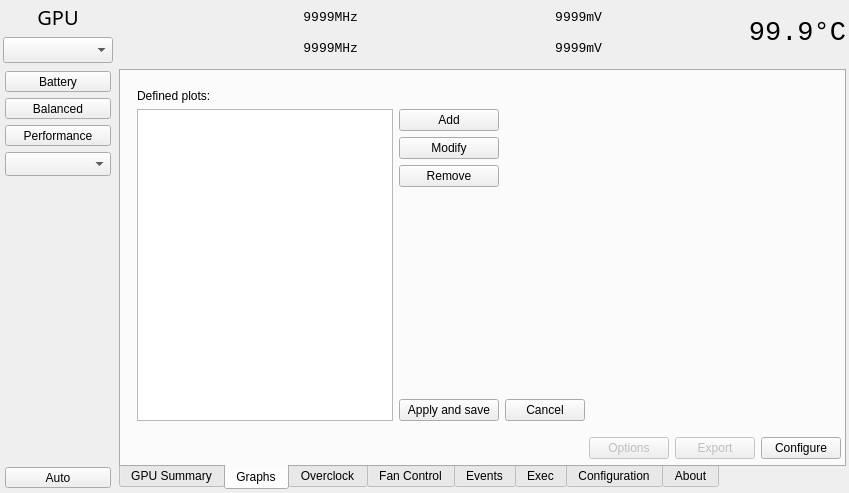
Old version of the form radeon-profile/radeon_profile.ui in the repository marazmista/radeon-profile.
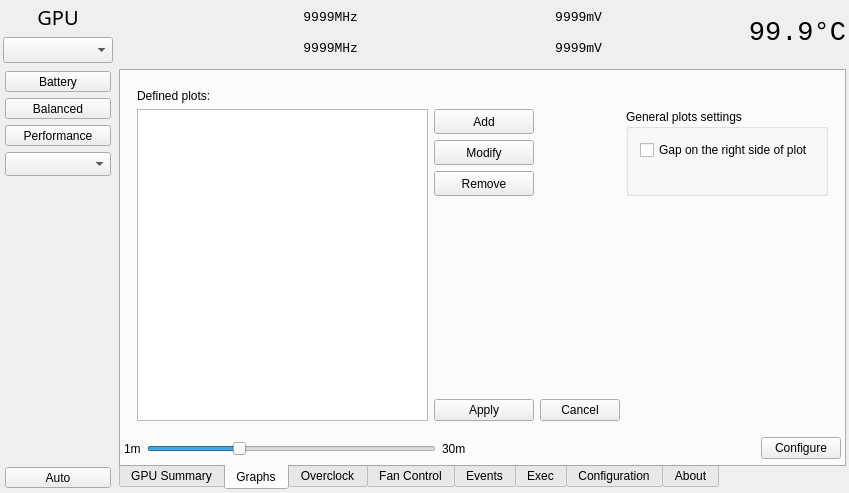
New version of the form. The open tabs and pages were chosen to show the change. Icons and pictures are not drawn.

Commit message: added timer range change and plots right gap

Diff of the .ui file:
```diff
--- a/radeon-profile/radeon_profile.ui
+++ b/radeon-profile/radeon_profile.ui
@@ -931,7 +931,7 @@
              <number>3</number>
             </property>
             <item>
-             <layout class="QGridLayout" name="gridLayout_6">
+             <layout class="QGridLayout" name="gridLayout_6" columnstretch="1,0,0,0">
               <property name="leftMargin">
                <number>10</number>
               </property>
@@ -1005,23 +1005,10 @@
                  </size>
                 </property>
                 <property name="text">
-                 <string>Apply and save</string>
+                 <string>Apply</string>
                 </property>
                </widget>
               </item>
-              <item row="4" column="3">
-               <spacer name="horizontalSpacer_8">
-                <property name="orientation">
-                 <enum>Qt::Horizontal</enum>
-                </property>
-                <property name="sizeHint" stdset="0">
-                 <size>
-                  <width>40</width>
-                  <height>20</height>
-                 </size>
-                </property>
-               </spacer>
-              </item>
               <item row="1" column="1">
                <widget class="QPushButton" name="btn_addPlotDefinition">
                 <property name="maximumSize">
@@ -1069,6 +1056,50 @@
                 </property>
                </widget>
               </item>
+              <item row="1" column="3" rowspan="3">
+               <widget class="QGroupBox" name="groupBox">
+                <property name="title">
+                 <string>General plots settings</string>
+                </property>
+                <layout class="QVBoxLayout" name="verticalLayout_24">
+                 <item>
+                  <widget class="QCheckBox" name="cb_plotsRightGap">
+                   <property name="text">
+                    <string>Gap on the right side of plot</string>
+                   </property>
+                  </widget>
+                 </item>
+                 <item>
+                  <spacer name="verticalSpacer_7">
+                   <property name="orientation">
+                    <enum>Qt::Vertical</enum>
+                   </property>
+                   <property name="sizeHint" stdset="0">
+                    <size>
+                     <width>20</width>
+                     <height>40</height>
+                    </size>
+                   </property>
+                  </spacer>
+                 </item>
+                </layout>
+                <zorder>cb_plotsRightGap</zorder>
+                <zorder>verticalSpacer_7</zorder>
+               </widget>
+              </item>
+              <item row="5" column="3">
+               <spacer name="horizontalSpacer_8">
+                <property name="orientation">
+                 <enum>Qt::Horizontal</enum>
+                </property>
+                <property name="sizeHint" stdset="0">
+                 <size>
+                  <width>40</width>
+                  <height>20</height>
+                 </size>
+                </property>
+               </spacer>
+              </item>
              </layout>
             </item>
            </layout>
@@ -1096,7 +1127,7 @@
            <property name="bottomMargin">
             <number>0</number>
            </property>
-           <item row="0" column="3">
+           <item row="0" column="4">
             <widget class="QPushButton" name="btn_configurePlots">
              <property name="text">
               <string>Configure</string>
@@ -1104,19 +1135,22 @@
             </widget>
            </item>
            <item row="0" column="1">
-            <widget class="QPushButton" name="btn_options">
-             <property name="enabled">
-              <bool>false</bool>
+            <widget class="QSlider" name="slider_timeRange">
+             <property name="minimum">
+              <number>60</number>
              </property>
-             <property name="toolTip">
-              <string>Reset min max temps and graphs scale</string>
+             <property name="maximum">
+              <number>1800</number>
              </property>
-             <property name="text">
-              <string>Options</string>
+             <property name="value">
+              <number>600</number>
+             </property>
+             <property name="orientation">
+              <enum>Qt::Horizontal</enum>
              </property>
             </widget>
            </item>
-           <item row="0" column="0">
+           <item row="0" column="3">
             <spacer name="horizontalSpacer">
              <property name="orientation">
               <enum>Qt::Horizontal</enum>
@@ -1132,13 +1166,17 @@
              </property>
             </spacer>
            </item>
+           <item row="0" column="0">
+            <widget class="QLabel" name="label_3">
+             <property name="text">
+              <string>1m</string>
+             </property>
+            </widget>
+           </item>
            <item row="0" column="2">
-            <widget class="QPushButton" name="btn_export">
-             <property name="enabled">
-              <bool>false</bool>
-             </property>
+            <widget class="QLabel" name="label_4">
              <property name="text">
-              <string>Export</string>
+              <string>30m</string>
              </property>
             </widget>
            </item>
```
The commit also changes 7 other files.
